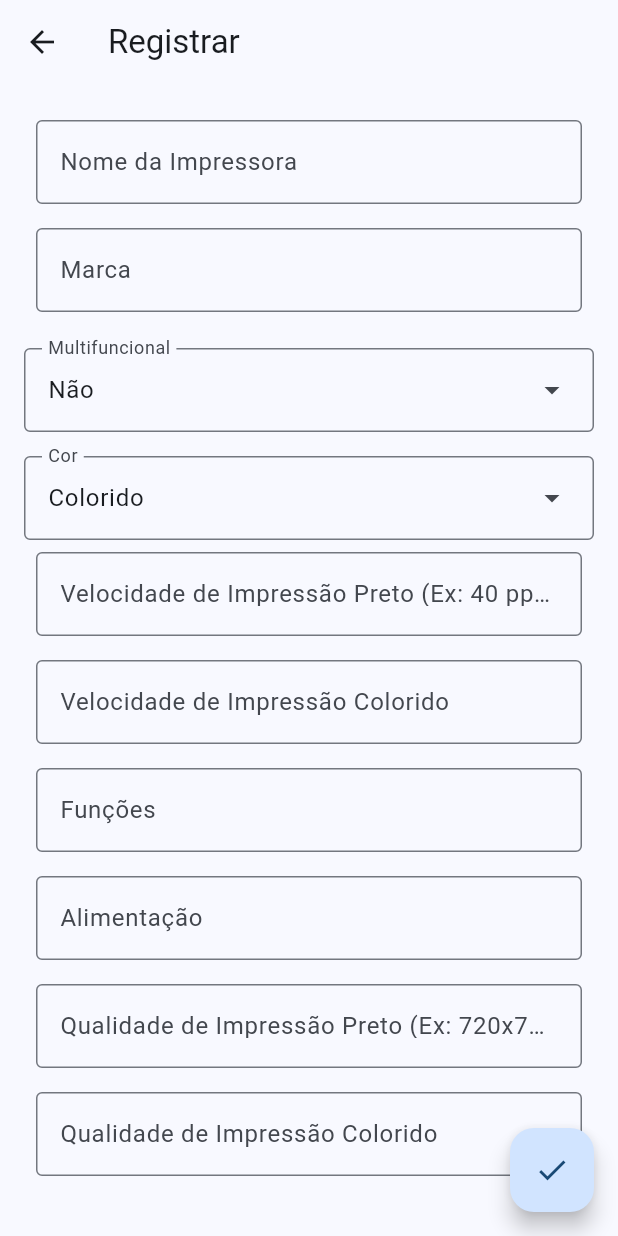
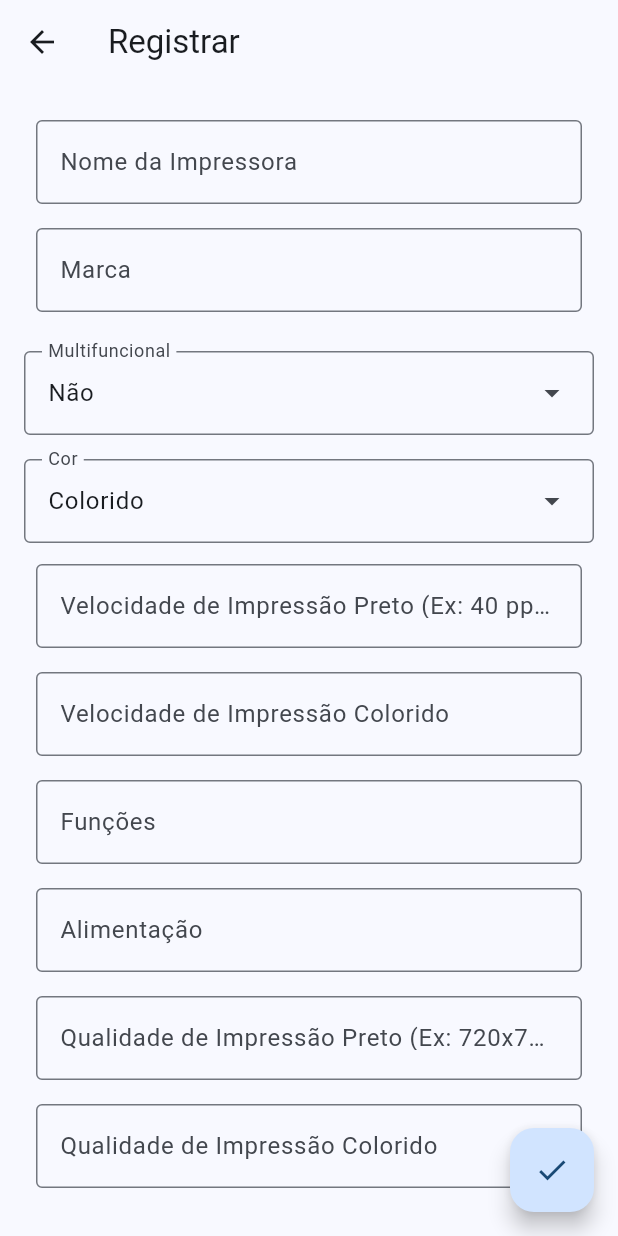
Before and after one commit to Fabricio-Lemmermeier-Lopes/Projeto_SearchPrinters, a Flutter app: the screen it shows after launch, after a tap on the "add" icon, on a phone screen of 412 x 824 dp. Run offline on Flutter 3.47's test engine with Material 3 defaults, Android fonts, the phone set to English and light mode, and no system bars; our stand-ins replace sqflite; accounts and stored records are empty.

Commit message:
Última atualização, versão final

```diff
--- a/search_printers/lib/model/dbhelper.dart
+++ b/search_printers/lib/model/dbhelper.dart
@@ -9,7 +9,7 @@ class DbHelper {
       version: 1,
       onCreate: (db, _) async {
         await db.execute(
-            'CREATE TABLE tickets (name CHAR(15),marca CHAR(8) NOT NULL,multi CHAR(3) NOT NULL,cor VARCHAR(14),velip CHAR(7) NOT NULL,velic CHAR(7),funcoes CHAR(30) NOT NULL,alimentacao CHAR(12) NOT NULL, velip CHAR(7) NOT NULL, qualip CHAR(8) NOT NULL,qualic CHAR(8));');
+            'CREATE TABLE printers (name CHAR(15) NOT NULL,marca CHAR(8) NOT NULL,multi CHAR(3) NOT NULL,color VARCHAR(14),velip CHAR(7) NOT NULL,velic CHAR(7),funcoes CHAR(30) NOT NULL,alimentacao CHAR(12) NOT NULL,qualip CHAR(8) NOT NULL,qualic CHAR(8));');
       },
     );
   }
--- a/search_printers/lib/screens/initial_page/componets/cards.dart
+++ b/search_printers/lib/screens/initial_page/componets/cards.dart
@@ -1,14 +1,21 @@
 import 'package:flutter/cupertino.dart';
 import 'package:flutter/material.dart';
 import 'package:flutter/widgets.dart';
-//import 'package:search_printers/screens/printers/printer_1.dart';
+import 'package:search_printers/model/printer.dart';
+
+
 
 class Cards extends StatelessWidget {
-  const Cards({super.key});
+  final Printer printer;
+  const Cards({
+    super.key,
+    required this.printer,
+    });
 
   @override
-  Widget build(BuildContext context) => GestureDetector(
-        onTap: () => Navigator.pushNamed(context, 'printer_1'),
+  Widget build(BuildContext context) {
+    return GestureDetector(
+        onTap: () => Navigator.pushNamed(context, ''),
 
       child: Container(
         height: 90,
@@ -19,19 +26,19 @@ class Cards extends StatelessWidget {
           elevation: 5,
           child: Column(
             mainAxisSize: MainAxisSize.min,
-            children:<Widget>[
+            children: <Widget>[
               Text(
-                'HP Ink Advantage 2874',
+                'Hp 432',
                 style: TextStyle(
-                  fontSize: 18,
-                  height: 3,
-                ),
-                textAlign: TextAlign.center,
-              ),
+                  fontSize: 20,
+                  height: 2.90
+                )
+              )
 
             ],
           ),
         ),
       ),
   );
+  }
 }
--- a/search_printers/lib/screens/initial_page/home.dart
+++ b/search_printers/lib/screens/initial_page/home.dart
@@ -1,12 +1,17 @@
+import 'package:flutter/cupertino.dart';
 import 'package:flutter/material.dart';
+import 'package:search_printers/repository/printer_repository.dart';
 import 'package:search_printers/screens/initial_page/componets/cards.dart';
-//import 'package:search_printers/screens/printers/printer_1.dart';
 import 'package:search_printers/shared/customappbarhome.dart';
 
-class Home extends StatelessWidget{
+class Home extends StatefulWidget {
   const Home({super.key});
 
+  @override
+  State<Home> createState() => _HomeState();
+}
 
+class _HomeState extends State<Home> {
   @override
   Widget build(BuildContext context) {
     return Scaffold(
@@ -17,38 +22,60 @@ class Home extends StatelessWidget{
         },
         child: const Icon(Icons.add),
       ),
-      body: Padding(
-        padding: const EdgeInsets.all(8.0),
+      body: buildScreen(),
+    );
+  }
+  Widget buildScreen() {
+    var listOfPrinter = [];
+    return FutureBuilder(
+      future: PrinterRepository.findAll(),
+        builder: (context, snapshot) {
+          if (snapshot.connectionState == ConnectionState.waiting ||
+              snapshot.connectionState == ConnectionState.none) {
+            return const Center(
+              child: CircularProgressIndicator(),
+            );
+          }
+          if (!snapshot.hasData || snapshot.data!.isEmpty) {
+            return Column(
+              mainAxisAlignment: MainAxisAlignment.center,
+              children: [
+                const Center(
+                  child: Text('Não existem Impressoras cadastradas'),
+                ),
+                TextButton(
+                  onPressed: () async {
+                    listOfPrinter = await PrinterRepository.findAll();
+                    setState(() {});
+                  },
+                  child: const Text("Atualizar"),
+                )
+              ],
+            );
+          }
+          listOfPrinter = snapshot.data!;
+          return RefreshIndicator(
+            onRefresh: () async {
+              listOfPrinter = await PrinterRepository.findAll();
+              setState(() {});
+            },
+            child: Padding(
+              padding: const EdgeInsets.all(16),
               child: Column(
                 children: [
                   Expanded(
                     child: ListView.builder(
-                    itemCount: 1,
-                    itemBuilder: (context, index) => const Cards(
+                      itemCount: listOfPrinter.length,
+                      itemBuilder: (context, index) => Cards(
+                        printer: listOfPrinter[index],
                       ),
                     ),
                   ),
                 ],
               ),
-
             ),
-
-      /*
-        child: Column(
-          children: [
-
-            Expanded(
-              child: ListView.builder(
-                itemCount: 4,
-                itemBuilder: (context, index),
-
-                ),
-              ),
-          ],
-        ),
-        */
-
-
+          );
+        }
     );
   }
 }
--- a/search_printers/lib/screens/register/register.dart
+++ b/search_printers/lib/screens/register/register.dart
@@ -64,9 +64,9 @@ class _RegisterState extends State<Register> {
                 ),
 
                 Padding(
-                  padding: const EdgeInsets.all(8.0),
+                  padding: const EdgeInsets.only(bottom: 10, left: 8, right: 8, top: 8),
                   child: TextFormField(
-                    validator: (value) => value!.length != 2  ? 'Marca inválida' : null,
+                    validator: (value) => value!.length < 2  ? 'Marca inválida' : null,
                     controller: _marcaController,
                     decoration: InputDecoration(
                     labelText: 'Marca',
@@ -92,9 +92,9 @@ class _RegisterState extends State<Register> {
 
 
                 Padding(
-                  padding: const EdgeInsets.all(8.0),
+                  padding: const EdgeInsets.only(left: 8, right: 8, bottom: 8, top: 14),
                   child: TextFormField(
-                    validator: (value) => value!.length != 6  ? 'Velocidade inválida' : null,
+                    validator: (value) => value!.length < 5  ? 'Velocidade inválida' : null,
                     controller: _velipController,
                     decoration: InputDecoration(
                     labelText: 'Velocidade de Impressão Preto (Ex: 40 ppm)',
@@ -140,7 +140,7 @@ class _RegisterState extends State<Register> {
                 Padding(
                   padding: const EdgeInsets.all(8.0),
                   child: TextFormField(
-                    validator: (value) => value!.length != 7  ? 'Qualidade inválida' : null,
+                    validator: (value) => value!.length < 7  ? 'Qualidade inválida' : null,
                     controller: _qualipController,
                     decoration: InputDecoration(
                     labelText: 'Qualidade de Impressão Preto (Ex: 720x720)',
@@ -203,7 +203,6 @@ class _RegisterState extends State<Register> {
         content: Text('Ops. Tivemos um problema técnico!!!'),
       );
       ScaffoldMessenger.of(context).showSnackBar(snackBar);
-    }
-  }
-
 }
+}
+}
--- a/search_printers/lib/shared/customappbarhome.dart
+++ b/search_printers/lib/shared/customappbarhome.dart
@@ -5,22 +5,5 @@ import 'package:flutter/material.dart';
 AppBar customAppBarHome(String title, BuildContext context) {
   return AppBar(
     title: Text(title),
-    actions: [
-
-      IconButton(
-        onPressed: () {
-          Navigator.pushNamed(context, 'filter');
-        },
-        icon: const Icon(Icons.filter_list),
-        tooltip: 'Filtrar',
-      ),
-      IconButton(
-        onPressed: () {},
-        icon: const Icon(Icons.search),
-        tooltip: 'Pesquisar',
-      ),
-
-
-    ],
   );
 }
```
Lines whose indentation alone changed are shown as unchanged.
